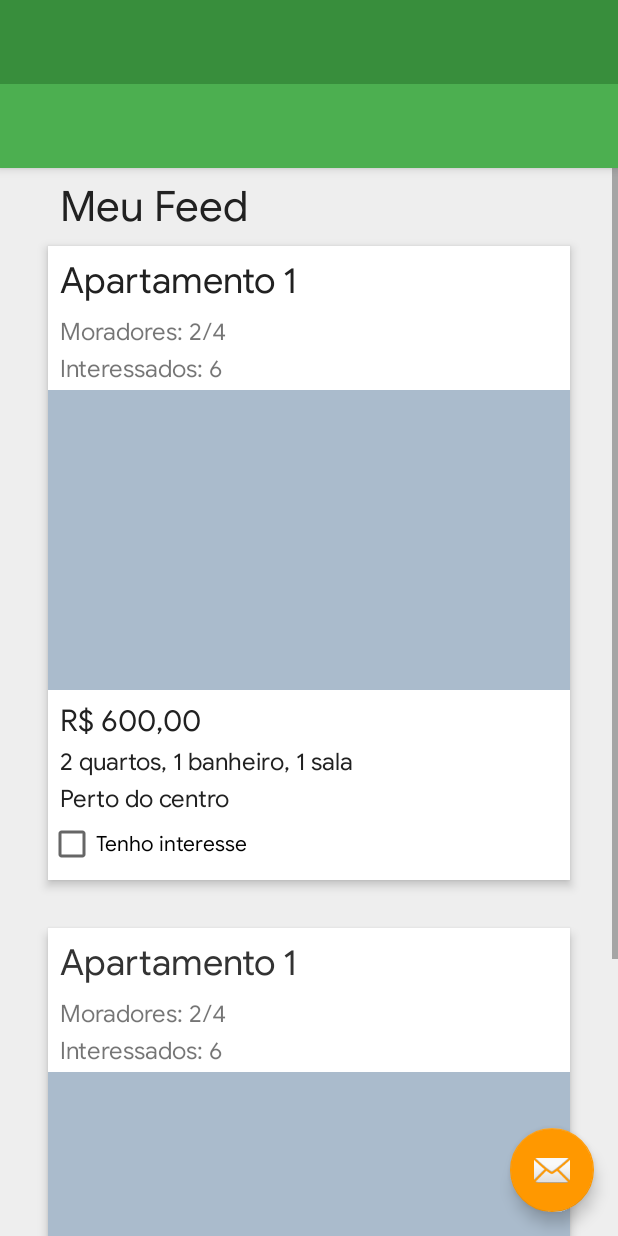
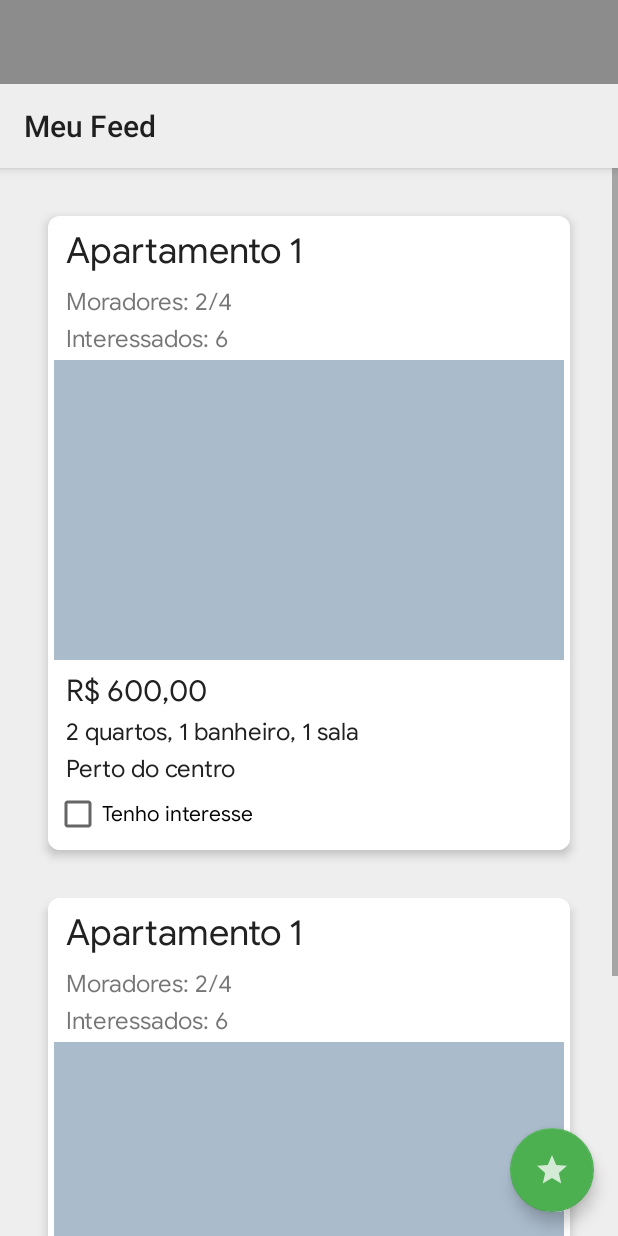
Before and after one commit to DaanMoura/Hestia, an Android app: the layout activity_main.xml on its own in the app's theme, with its tools: preview values and no code run, on a phone screen of 412 x 824 dp. Run offline under Robolectric (Android 15) with nearby library versions, the phone set to English and light mode, and no system bars.

Commit message:
Melhorias no layout

```diff
--- a/app/build.gradle
+++ b/app/build.gradle
@@ -31,4 +31,5 @@ dependencies {
     testImplementation 'junit:junit:4.12'
     androidTestImplementation 'com.android.support.test:runner:1.0.2'
     androidTestImplementation 'com.android.support.test.espresso:espresso-core:3.0.2'
+    implementation 'com.android.support:cardview-v7:27.1.1'
 }
--- /dev/null
+++ b/app/src/main/res/drawable/ic_star_white.xml
@@ -0,0 +1,10 @@
+<vector android:height="24dp"
+    android:tint="#ddffffff"
+    android:viewportHeight="24.0"
+    android:viewportWidth="24.0"
+    android:width="24dp"
+    xmlns:android="http://schemas.android.com/apk/res/android">
+    <path
+        android:fillColor="#ddffffff"
+        android:pathData="M12,17.27L18.18,21l-1.64,-7.03L22,9.24l-7.19,-0.61L12,2 9.19,8.63 2,9.24l5.46,4.73L5.82,21z" />
+</vector>
--- a/app/src/main/res/layout/activity_main.xml
+++ b/app/src/main/res/layout/activity_main.xml
@@ -17,9 +17,10 @@
         android:id="@+id/nav_view"
         android:layout_width="wrap_content"
         android:layout_height="match_parent"
-        android:layout_gravity="start"
+        android:layout_gravity="start|bottom"
         android:fitsSystemWindows="true"
         app:headerLayout="@layout/nav_header_main"
         app:menu="@menu/activity_main_drawer" />
 
+
 </android.support.v4.widget.DrawerLayout>
--- a/app/src/main/res/layout/app_bar_main.xml
+++ b/app/src/main/res/layout/app_bar_main.xml
@@ -9,13 +9,14 @@
     <android.support.design.widget.AppBarLayout
         android:layout_width="match_parent"
         android:layout_height="wrap_content"
-        android:theme="@style/AppTheme.AppBarOverlay">
+        android:theme="@style/AppTheme.NoActionBar">
 
         <android.support.v7.widget.Toolbar
             android:id="@+id/toolbar"
+            app:title="@string/meu_feed"
             android:layout_width="match_parent"
             android:layout_height="?attr/actionBarSize"
-            android:background="?attr/colorPrimary"
+            android:background="@color/grayLight"
             app:popupTheme="@style/AppTheme.PopupOverlay" />
 
     </android.support.design.widget.AppBarLayout>
@@ -28,6 +29,6 @@
         android:layout_height="wrap_content"
         android:layout_gravity="bottom|end"
         android:layout_margin="@dimen/fab_margin"
-        app:srcCompat="@android:drawable/ic_dialog_email" />
+        android:src="@drawable/ic_star_white" />
 
 </android.support.design.widget.CoordinatorLayout>
--- a/app/src/main/res/layout/content_main.xml
+++ b/app/src/main/res/layout/content_main.xml
@@ -15,26 +15,22 @@
         tools:context=".FeedListaActivity"
         android:background="@color/grayLight">
 
-        <TextView
-            android:layout_width="wrap_content"
+        <android.support.v7.widget.CardView xmlns:card_view="http://schemas.android.com/apk/res-auto"
+            android:layout_width="match_parent"
             android:layout_height="wrap_content"
-            android:fontFamily="@font/googlesans"
-            android:text="@string/meu_feed"
-            android:textColor="@color/primaryText"
-            android:textSize="28sp"
-            android:padding="8dp"
-            android:layout_marginStart="32dp"/>
+            android:layout_marginTop="32dp"
+            android:layout_marginStart="32dp"
+            android:layout_marginEnd="32dp"
+            card_view:cardCornerRadius="8dp"
+            card_view:cardElevation="4dp">
 
             <LinearLayout
-            xmlns:android="http://schemas.android.com/apk/res/android"
                 android:layout_width="match_parent"
-            android:layout_height="wrap_content"
-            android:layout_marginLeft="32dp"
-            android:layout_marginRight="32dp"
-            android:layout_marginBottom="32dp"
+                android:layout_height="match_parent"
                 android:paddingBottom="8dp"
+                android:paddingStart="4dp"
+                android:paddingEnd="4dp"
                 android:orientation="vertical"
-            android:elevation="4dp"
                 android:background="@color/white"
                 tools:targetApi="lollipop">
 
@@ -45,16 +41,16 @@
                     android:text="@string/default_card_title"
                     android:textColor="@color/primaryText"
                     android:textSize="24sp"
-                android:padding="8dp"/>
+                    android:padding="8dp" />
 
                 <TextView
                     android:layout_width="wrap_content"
                     android:layout_height="wrap_content"
                     android:fontFamily="@font/googlesans"
+                    android:paddingStart="8dp"
+                    android:paddingBottom="4dp"
                     android:text="@string/default_card_moradores"
-                android:textSize="16sp"
-                android:paddingBottom="4dp"
-                android:paddingStart="8dp"/>
+                    android:textSize="16sp" />
 
                 <TextView
                     android:layout_width="wrap_content"
@@ -63,12 +59,12 @@
                     android:text="@string/default_card_interessados"
                     android:textSize="16sp"
                     android:paddingBottom="4dp"
-                android:paddingLeft="8dp"/>
+                    android:paddingLeft="8dp" />
 
                 <ImageView
                     android:layout_width="match_parent"
                     android:layout_height="200dp"
-                android:background="#abc"/>
+                    android:background="#abc" />
 
                 <TextView
                     android:layout_width="wrap_content"
@@ -79,7 +75,7 @@
                     android:textSize="20sp"
                     android:paddingTop="8dp"
                     android:paddingBottom="4dp"
-                android:paddingStart="8dp"/>
+                    android:paddingStart="8dp" />
 
                 <TextView
                     android:layout_width="wrap_content"
@@ -89,7 +85,7 @@
                     android:textColor="@color/primaryText"
                     android:textSize="16sp"
                     android:paddingBottom="4dp"
-                android:paddingStart="8dp"/>
+                    android:paddingStart="8dp" />
 
                 <TextView
                     android:layout_width="wrap_content"
@@ -99,7 +95,7 @@
                     android:textColor="@color/primaryText"
                     android:textSize="16sp"
                     android:paddingBottom="4dp"
-                android:paddingStart="8dp"/>
+                    android:paddingStart="8dp" />
 
                 <CheckBox
                     android:layout_width="wrap_content"
@@ -108,17 +104,22 @@
                     android:text="@string/tenho_interesse" />
 
             </LinearLayout>
+        </android.support.v7.widget.CardView>
+
+        <android.support.v7.widget.CardView xmlns:card_view="http://schemas.android.com/apk/res-auto"
+            android:layout_width="match_parent"
+            android:layout_height="wrap_content"
+            android:layout_margin="32dp"
+            card_view:cardCornerRadius="8dp"
+            card_view:cardElevation="4dp">
 
             <LinearLayout
-            xmlns:android="http://schemas.android.com/apk/res/android"
                 android:layout_width="match_parent"
-            android:layout_height="wrap_content"
-            android:layout_marginLeft="32dp"
-            android:layout_marginRight="32dp"
-            android:layout_marginBottom="32dp"
+                android:layout_height="match_parent"
                 android:paddingBottom="8dp"
+                android:paddingStart="4dp"
+                android:paddingEnd="4dp"
                 android:orientation="vertical"
-            android:elevation="4dp"
                 android:background="@color/white"
                 tools:targetApi="lollipop">
 
@@ -127,18 +128,18 @@
                     android:layout_height="wrap_content"
                     android:fontFamily="@font/googlesans"
                     android:text="@string/default_card_title"
-                android:textColor="#333"
+                    android:textColor="@color/primaryText"
                     android:textSize="24sp"
-                android:padding="8dp"/>
+                    android:padding="8dp" />
 
                 <TextView
                     android:layout_width="wrap_content"
                     android:layout_height="wrap_content"
                     android:fontFamily="@font/googlesans"
+                    android:paddingStart="8dp"
+                    android:paddingBottom="4dp"
                     android:text="@string/default_card_moradores"
-                android:textSize="16sp"
-                android:paddingBottom="4dp"
-                android:paddingStart="8dp"/>
+                    android:textSize="16sp" />
 
                 <TextView
                     android:layout_width="wrap_content"
@@ -147,12 +148,12 @@
                     android:text="@string/default_card_interessados"
                     android:textSize="16sp"
                     android:paddingBottom="4dp"
-                android:paddingLeft="8dp"/>
+                    android:paddingLeft="8dp" />
 
                 <ImageView
                     android:layout_width="match_parent"
                     android:layout_height="200dp"
-                android:background="#abc"/>
+                    android:background="#abc" />
 
                 <TextView
                     android:layout_width="wrap_content"
@@ -163,7 +164,7 @@
                     android:textSize="20sp"
                     android:paddingTop="8dp"
                     android:paddingBottom="4dp"
-                android:paddingStart="8dp"/>
+                    android:paddingStart="8dp" />
 
                 <TextView
                     android:layout_width="wrap_content"
@@ -173,7 +174,7 @@
                     android:textColor="@color/primaryText"
                     android:textSize="16sp"
                     android:paddingBottom="4dp"
-                android:paddingStart="8dp"/>
+                    android:paddingStart="8dp" />
 
                 <TextView
                     android:layout_width="wrap_content"
@@ -183,7 +184,7 @@
                     android:textColor="@color/primaryText"
                     android:textSize="16sp"
                     android:paddingBottom="4dp"
-                android:paddingStart="8dp"/>
+                    android:paddingStart="8dp" />
 
                 <CheckBox
                     android:layout_width="wrap_content"
@@ -192,6 +193,7 @@
                     android:text="@string/tenho_interesse" />
 
             </LinearLayout>
+        </android.support.v7.widget.CardView>
 
     </LinearLayout>
 
--- a/app/src/main/res/values/colors.xml
+++ b/app/src/main/res/values/colors.xml
@@ -6,8 +6,9 @@
     <color name="primaryText">#212121</color>
     <color name="secondaryText">#757575</color>
     <color name="dividerColor">#BDBDBD</color>
-    <color name="colorAccent">#FF9800</color>
+    <color name="colorAccent">#4CAF50</color>
 
     <color name="white">#FFFFFF</color>
     <color name="grayLight">#eeeeee</color>
+    <color name="grayDark">#8c8c8c</color>
 </resources>
--- a/app/src/main/res/values/styles.xml
+++ b/app/src/main/res/values/styles.xml
@@ -4,7 +4,7 @@
     <style name="AppTheme" parent="Theme.AppCompat.Light.DarkActionBar">
         <!-- Customize your theme here. -->
         <item name="colorPrimary">@color/colorPrimary</item>
-        <item name="colorPrimaryDark">@color/colorPrimaryDark</item>
+        <item name="colorPrimaryDark">@color/grayDark</item>
         <item name="colorAccent">@color/colorAccent</item>
     </style>
 
```
Also changed, not shown: 1 other file. Lines whose indentation alone changed are shown as unchanged.
